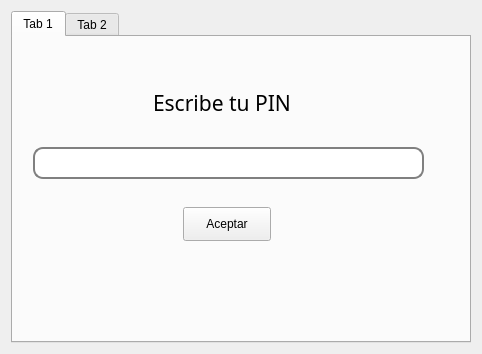
First picture: the form in Client/mainwindow.ui, repository ChristopherCousin/WTCR, before the edit.
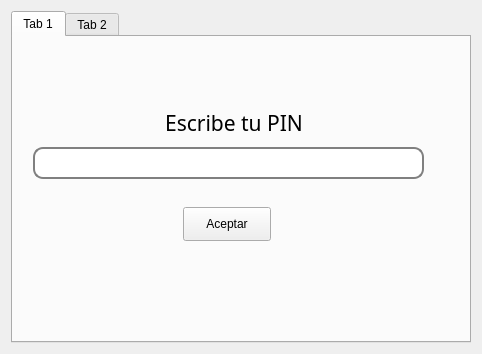
Second picture: the form after the edit. The open tabs and pages were chosen to show the change. Custom widgets are drawn as their Qt base class.

What changed in the file:
```diff
--- a/Client/mainwindow.ui
+++ b/Client/mainwindow.ui
@@ -59,10 +59,10 @@
        <widget class="QLabel" name="label">
         <property name="geometry">
          <rect>
-          <x>140</x>
-          <y>50</y>
-          <width>141</width>
-          <height>31</height>
+          <x>20</x>
+          <y>30</y>
+          <width>402</width>
+          <height>111</height>
          </rect>
         </property>
         <property name="font">
@@ -71,9 +71,15 @@
           <pointsize>16</pointsize>
          </font>
         </property>
+        <property name="styleSheet">
+         <string notr="true"/>
+        </property>
         <property name="text">
          <string>Escribe tu PIN</string>
         </property>
+        <property name="alignment">
+         <set>Qt::AlignCenter</set>
+        </property>
        </widget>
       </widget>
       <widget class="QWidget" name="working">
```
Left out of the diff: 5 changed lines with no effect on the pictures.
